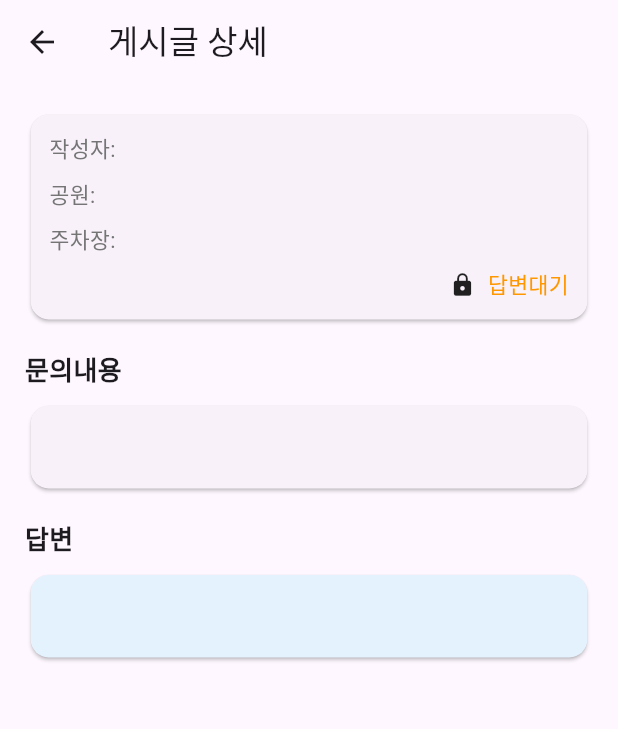
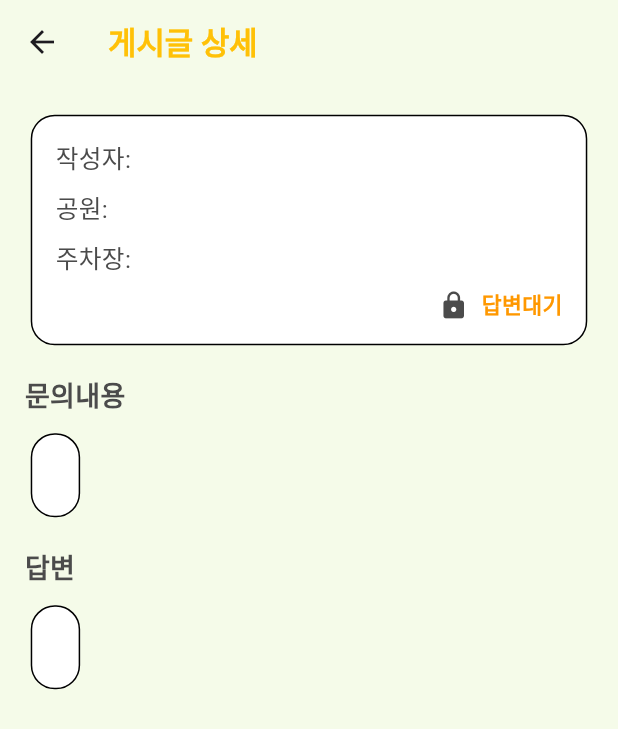
Before and after one commit to terryhyuk/HanGang_Mate, a Flutter app: the PostView screen opened directly with empty values, on a phone screen of 412 x 824 dp. Shown: the top 729 px of the screen. Run offline on Flutter 3.47's test engine with Material 3 defaults, Android fonts, the phone set to English and light mode, and no system bars; our stand-ins replace chat_bubbles, cloud_firestore, dots_indicator, firebase_auth, firebase_core, geolocator and 5 more; missing offline and left inert: flutter_polyline_points, gauge_indicator; accounts and stored records are empty; network calls fail; statements that could not run were skipped.

Commit message:
UI 수정

```diff
--- a/test_app/lib/splashScrrenPage.dart
+++ b/test_app/lib/splashScrrenPage.dart
@@ -1,3 +1,5 @@
+// ignore_for_file: library_private_types_in_public_api, file_names
+
 import 'package:flutter/material.dart';
 import 'dart:async';
 import 'package:lottie/lottie.dart';
--- a/test_app/lib/view/info.dart
+++ b/test_app/lib/view/info.dart
@@ -4,7 +4,6 @@ import 'package:get/get.dart';
 import 'package:google_maps_flutter/google_maps_flutter.dart';
 import 'package:test_app/Model/custom.dart';
 import 'package:test_app/constants/theme.dart';
-// import 'package:test_app/main.dart';
 import 'package:test_app/vm/location_handler.dart';
 import 'package:test_app/view/detail.dart';
 
--- a/test_app/lib/view/post_view.dart
+++ b/test_app/lib/view/post_view.dart
@@ -1,5 +1,6 @@
 import 'package:flutter/material.dart';
 import 'package:test_app/model/posting.dart';
+import 'package:test_app/constants/theme.dart';
 
 class PostView extends StatelessWidget {
   final Posting post;
@@ -18,47 +19,70 @@ class PostView extends StatelessWidget {
     }
   }
 
+  Map<String, dynamic> getTimeBasedStyle() {
+    final currentTime = DateTime.now().hour;
+    if (currentTime >= 6 && currentTime < 12) {
+      return {"message": "게시글 상세", "color": morningClr};
+    } else if (currentTime >= 12 && currentTime < 17) {
+      return {"message": "게시글 상세", "color": afternoonClr};
+    } else if (currentTime >= 17 && currentTime < 24) {
+      return {"message": "게시글 상세", "color": eveningClr};
+    } else {
+      return {"message": "게시글 상세", "color": nightClr};
+    }
+  }
+
   @override
   Widget build(BuildContext context) {
     final screenWidth = MediaQuery.of(context).size.width;
     final screenHeight = MediaQuery.of(context).size.height;
-    final baseFontSize = screenWidth * 0.035;
+    final style = getTimeBasedStyle();
 
     return Scaffold(
+      backgroundColor: backClr,
       appBar: AppBar(
-        title: const Text('게시글 상세'),
+        backgroundColor: backClr,
+        title: Text(
+          style["message"],
+          style: TextStyle(
+            color: style["color"],
+            fontSize: screenWidth * 0.05,
+            fontWeight: FontWeight.bold,
+          ),
+        ),
       ),
       body: SingleChildScrollView(
-        padding: EdgeInsets.symmetric(
-          horizontal: screenWidth * 0.04,
-          vertical: screenHeight * 0.02,
-        ),
+        padding: EdgeInsets.all(screenWidth * 0.04),
         child: Column(
           crossAxisAlignment: CrossAxisAlignment.start,
           children: [
+            // 메타 정보 카드
             Card(
+              shape: RoundedRectangleBorder(
+                borderRadius: BorderRadius.circular(16),
+                side: const BorderSide(color: Colors.black),
+              ),
+              elevation: 0,
+              color: Colors.white,
               child: Padding(
-                padding: EdgeInsets.all(screenWidth * 0.03),
+                padding: EdgeInsets.all(screenWidth * 0.04),
                 child: Column(
                   crossAxisAlignment: CrossAxisAlignment.start,
                   children: [
-                    // 작성자 정보
                     Text(
                       '작성자: ${post.userEmail}',
                       style: TextStyle(
-                        fontSize: baseFontSize,
-                        color: Colors.grey[600],
+                        fontSize: screenWidth * 0.04,
+                        color: infoTextClr,
                       ),
                     ),
                     SizedBox(height: screenHeight * 0.01),
-
-                    // 주차장 정보
                     if (post.hname != null) ...[
                       Text(
                         '공원: ${post.hname}',
                         style: TextStyle(
-                          fontSize: baseFontSize,
-                          color: Colors.grey[600],
+                          fontSize: screenWidth * 0.04,
+                          color: infoTextClr,
                         ),
                       ),
                       SizedBox(height: screenHeight * 0.01),
@@ -67,40 +91,38 @@ class PostView extends StatelessWidget {
                       Text(
                         '주차장: ${post.pname}',
                         style: TextStyle(
-                          fontSize: baseFontSize,
-                          color: Colors.grey[600],
+                          fontSize: screenWidth * 0.04,
+                          color: infoTextClr,
                         ),
                       ),
                       SizedBox(height: screenHeight * 0.01),
                     ],
-
-                    // 작성일자와 상태
                     Row(
                       mainAxisAlignment: MainAxisAlignment.spaceBetween,
                       children: [
-                        Flexible(
-                          child: Text(
-                            formatDate(post.date),
-                            style: TextStyle(
-                              fontSize: baseFontSize,
-                              color: Colors.grey[600],
-                            ),
+                        Text(
+                          formatDate(post.date),
+                          style: TextStyle(
+                            fontSize: screenWidth * 0.035,
+                            color: infoTextClr,
                           ),
                         ),
                         Row(
                           children: [
                             Icon(
                               post.public == 'Y' ? Icons.public : Icons.lock,
-                              size: baseFontSize * 1.2,
+                              size: screenWidth * 0.05,
+                              color: infoTextClr,
                             ),
                             SizedBox(width: screenWidth * 0.02),
                             Text(
                               post.complete == 'Y' ? '답변완료' : '답변대기',
                               style: TextStyle(
-                                fontSize: baseFontSize,
+                                fontSize: screenWidth * 0.035,
                                 color: post.complete == 'Y'
                                     ? Colors.green
                                     : Colors.orange,
+                                fontWeight: FontWeight.bold,
                               ),
                             ),
                           ],
@@ -111,49 +133,63 @@ class PostView extends StatelessWidget {
                 ),
               ),
             ),
+
             SizedBox(height: screenHeight * 0.02),
 
             // 문의 내용
-            Text(
+            const Text(
               '문의내용',
               style: TextStyle(
-                fontSize: baseFontSize * 1.2,
+                fontSize: 18,
                 fontWeight: FontWeight.bold,
+                color: infoTextClr,
               ),
             ),
             SizedBox(height: screenHeight * 0.01),
             Card(
-              child: Container(
-                width: double.infinity,
+              shape: RoundedRectangleBorder(
+                borderRadius: BorderRadius.circular(16),
+                side: const BorderSide(color: Colors.black),
+              ),
+              elevation: 0,
+              color: Colors.white,
+              child: Padding(
                 padding: EdgeInsets.all(screenWidth * 0.04),
                 child: Text(
                   post.question,
-                  style: TextStyle(fontSize: baseFontSize * 1.1),
+                  style: const TextStyle(
+                    fontSize: 16,
+                    color: infoTextClr,
+                  ),
                 ),
               ),
             ),
 
             // 답변 섹션
             SizedBox(height: screenHeight * 0.02),
-            Text(
+            const Text(
               '답변',
               style: TextStyle(
-                fontSize: baseFontSize * 1.2,
+                fontSize: 18,
                 fontWeight: FontWeight.bold,
+                color: infoTextClr,
               ),
             ),
             SizedBox(height: screenHeight * 0.01),
             Card(
-              color: post.answer != null ? Colors.blue[50] : Colors.grey[50],
-              child: Container(
-                width: double.infinity,
+              shape: RoundedRectangleBorder(
+                borderRadius: BorderRadius.circular(16),
+                side: const BorderSide(color: Colors.black),
+              ),
+              elevation: 0,
+              color: Colors.white,
+              child: Padding(
                 padding: EdgeInsets.all(screenWidth * 0.04),
                 child: Text(
                   post.answer ?? '아직 답변이 등록되지 않았습니다.',
                   style: TextStyle(
-                    fontSize: baseFontSize * 1.1,
-                    color:
-                        post.answer != null ? Colors.black : Colors.grey[600],
+                    fontSize: 16,
+                    color: post.answer != null ? infoTextClr : Colors.grey,
                   ),
                 ),
               ),
```
Also changed, not shown: test_app/lib/view/post.dart (+68 -14 lines).
